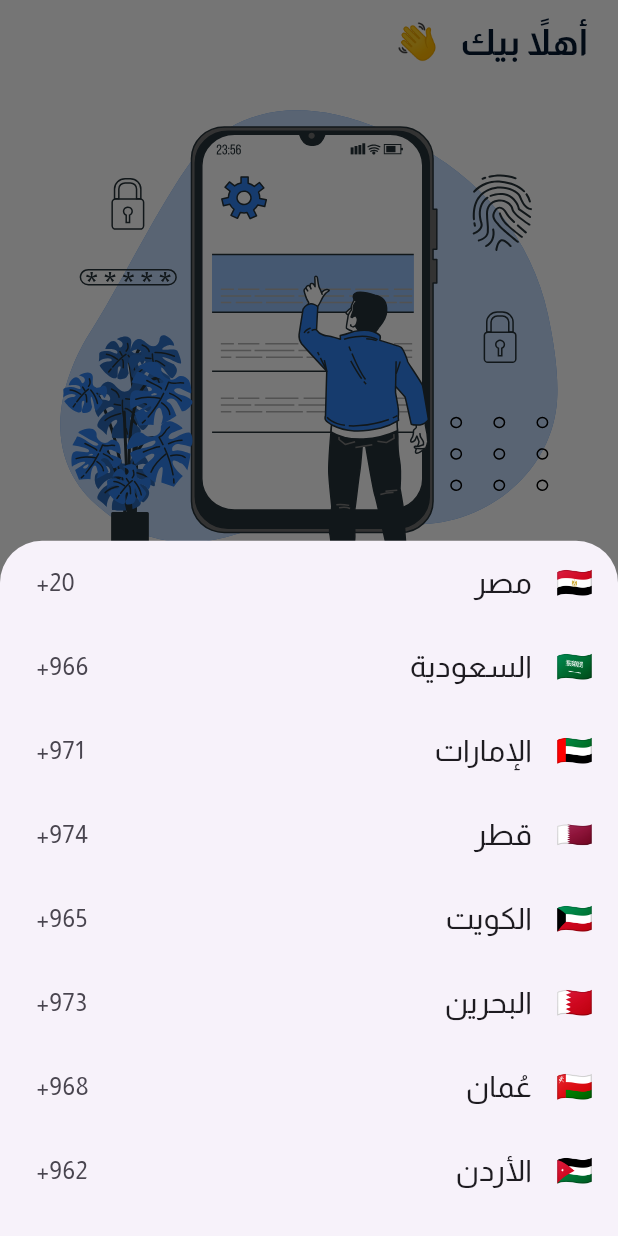
After one commit to Makaruos-Emad/Herafy_App, a Flutter app: the LoginNumberScreen screen opened by its route, after a tap on "أرسال الكود", after a tap on "🇪🇬", on a phone screen of 412 x 824 dp. The commit adds this screen. Run offline on Flutter 3.47's test engine with Material 3 defaults, Android fonts, the phone set to English and light mode, and no system bars; our stand-ins replace flutter_svg.

Commit message:
create login screen

```diff
--- a/lib/core/routing/app_router.dart
+++ b/lib/core/routing/app_router.dart
@@ -1,7 +1,8 @@
 import 'package:flutter/material.dart';
+import 'package:herafy/features/auth/ui/login_number_screen.dart';
 import 'package:herafy/core/routing/routes.dart';
-import 'package:herafy/features/auth/ui/login_number_screen.dart';
-import 'package:herafy/features/home/ui/home_client_screen.dart';
+import 'package:herafy/features/auth/ui/enter_code_screen.dart';
+import 'package:herafy/features/auth/ui/user_type_selection_screen.dart';
 import 'package:herafy/features/onboarding/ui/onboarding_screen.dart';
 
 class AppRouter {
@@ -11,10 +12,18 @@ class AppRouter {
         return MaterialPageRoute(builder: (_) => const OnboardingScreen());
 
       case Routes.loginNumberScreen:
-        return MaterialPageRoute(builder: (_) => const LoginNumberScreen());
+        return MaterialPageRoute(builder: (_) => LoginNumberScreen());
 
-      case Routes.homeClientScreen:
-        return MaterialPageRoute(builder: (_) => const HomeClientScreen());
+      case Routes.enterCodeScreen:
+        final phoneNumber = settings.arguments as String;
+        return MaterialPageRoute(
+          builder: (_) => EnterCodeScreen(phoneNumber: phoneNumber),
+        );
+      case Routes.userTypeSelectionScreen:
+        return MaterialPageRoute(
+          builder: (_) => const UserTypeSelectionScreen(),
+        );
+
       default:
         return null;
     }
--- a/lib/core/routing/routes.dart
+++ b/lib/core/routing/routes.dart
@@ -1,5 +1,6 @@
 class Routes {
   static const String onboardingScreen = '/onBoardingScreen';
   static const String loginNumberScreen = '/loginNumberScreen';
-  static const String homeClientScreen = '/homeClientScreen';
+  static const String enterCodeScreen = '/enterCodeScreen';
+  static const String userTypeSelectionScreen = '/userTypeSelectionScreen';
 }
--- /dev/null
+++ b/lib/features/auth/data/models/list_contry_code.dart
@@ -0,0 +1,31 @@
+class Country {
+  final String name;
+  final String code;
+  final String flag;
+
+  Country({required this.name, required this.code, required this.flag});
+}
+
+final List<Country> countries = [
+  Country(name: "مصر", code: "+20", flag: "🇪🇬"),
+  Country(name: "السعودية", code: "+966", flag: "🇸🇦"),
+  Country(name: "الإمارات", code: "+971", flag: "🇦🇪"),
+  Country(name: "قطر", code: "+974", flag: "🇶🇦"),
+  Country(name: "الكويت", code: "+965", flag: "🇰🇼"),
+  Country(name: "البحرين", code: "+973", flag: "🇧🇭"),
+  Country(name: "عُمان", code: "+968", flag: "🇴🇲"),
+  Country(name: "الأردن", code: "+962", flag: "🇯🇴"),
+  Country(name: "لبنان", code: "+961", flag: "🇱🇧"),
+  Country(name: "سوريا", code: "+963", flag: "🇸🇾"),
+  Country(name: "العراق", code: "+964", flag: "🇮🇶"),
+  Country(name: "فلسطين", code: "+970", flag: "🇵🇸"),
+  Country(name: "السودان", code: "+249", flag: "🇸🇩"),
+  Country(name: "ليبيا", code: "+218", flag: "🇱🇾"),
+  Country(name: "تونس", code: "+216", flag: "🇹🇳"),
+  Country(name: "الجزائر", code: "+213", flag: "🇩🇿"),
+  Country(name: "المغرب", code: "+212", flag: "🇲🇦"),
+  Country(name: "موريتانيا", code: "+222", flag: "🇲🇷"),
+  Country(name: "الصومال", code: "+252", flag: "🇸🇴"),
+  Country(name: "جيبوتي", code: "+253", flag: "🇩🇯"),
+  Country(name: "جزر القمر", code: "+269", flag: "🇰🇲"),
+];
--- a/lib/features/auth/ui/login_number_screen.dart
+++ b/lib/features/auth/ui/login_number_screen.dart
@@ -1,10 +1,24 @@
 import 'package:flutter/material.dart';
+import 'package:herafy/features/auth/ui/widgets/login_screen_body.dart';
+import 'package:herafy/core/theme/app_text_styles.dart';
 
 class LoginNumberScreen extends StatelessWidget {
   const LoginNumberScreen({super.key});
 
   @override
   Widget build(BuildContext context) {
-    return const Placeholder();
+    return Scaffold(
+      resizeToAvoidBottomInset: true,
+      appBar: AppBar(
+        automaticallyImplyLeading: false,
+        centerTitle: false,
+        titleSpacing: 20,
+        title: Align(
+          alignment: Alignment.centerRight,
+          child: Text('أهلاً بيك   👋', style: AppTextStyles.bold24DarkBlue),
+        ),
+      ),
+      body: LoginScreenBody(),
+    );
   }
 }
--- /dev/null
+++ b/lib/features/auth/ui/widgets/list_title_country_code.dart
@@ -0,0 +1,60 @@
+import 'package:flutter/material.dart';
+import 'package:herafy/core/theme/app_colors.dart';
+import 'package:herafy/features/auth/data/models/list_contry_code.dart';
+
+class WidgetListTitleCountryCode extends StatelessWidget {
+  const WidgetListTitleCountryCode({
+    super.key,
+    required this.selectedCountry,
+    required this.onCountrySelected,
+  });
+
+  final Country selectedCountry;
+  final ValueChanged<Country> onCountrySelected;
+
+  @override
+  Widget build(BuildContext context) {
+    return GestureDetector(
+      onTap: () {
+        showModalBottomSheet(
+          context: context,
+          builder: (_) {
+            return ListView.builder(
+              itemCount: countries.length,
+              itemBuilder: (context, index) {
+                final country = countries[index];
+                return ListTile(
+                  leading: Text(country.flag, style: const TextStyle(fontSize: 20)),
+                  title: Text(country.name, style: const TextStyle(fontSize: 20)),
+                  trailing: Text(
+                    country.code,
+                    textDirection: TextDirection.ltr,
+                    style: const TextStyle(fontSize: 16),
+                  ),
+                  onTap: () {
+                    onCountrySelected(country);
+                    Navigator.pop(context);
+                  },
+                );
+              },
+            );
+          },
+        );
+      },
+      child: Container(
+        padding: const EdgeInsets.symmetric(horizontal: 12, vertical: 14),
+        decoration: BoxDecoration(
+          border: Border.all(color: AppColors.primaryColor),
+          borderRadius: BorderRadius.circular(8),
+        ),
+        child: Row(
+          children: [
+            Text(selectedCountry.flag, style: const TextStyle(fontSize: 20)),
+            const SizedBox(width: 6),
+            const Icon(Icons.arrow_drop_down),
+          ],
+        ),
+      ),
+    );
+  }
+}
--- /dev/null
+++ b/lib/features/auth/ui/widgets/login_screen_body.dart
@@ -0,0 +1,32 @@
+import 'package:flutter/material.dart';
+import 'package:flutter_svg/flutter_svg.dart';
+import 'package:herafy/core/utils/app_constants.dart';
+import 'package:herafy/core/utils/app_images.dart';
+import 'package:herafy/features/auth/ui/widgets/widget_enter_number.dart';
+
+class LoginScreenBody extends StatelessWidget {
+  const LoginScreenBody({super.key});
+
+  @override
+  Widget build(BuildContext context) {
+    return GestureDetector(
+      onTap: () {
+        FocusScope.of(context).unfocus();
+      },
+      child: SingleChildScrollView(
+        keyboardDismissBehavior: ScrollViewKeyboardDismissBehavior.onDrag,
+        child: Padding(
+          padding: const EdgeInsets.symmetric(horizontal: kHorizontalPadding),
+          child: Form(
+            child: Column(
+              children: [
+                SvgPicture.asset(Assets.imagesLoginMobileNumber),
+                WidgetEnterNumber(),
+              ],
+            ),
+          ),
+        ),
+      ),
+    );
+  }
+}
--- /dev/null
+++ b/lib/features/auth/ui/widgets/widget_enter_number.dart
@@ -0,0 +1,69 @@
+import 'package:flutter/material.dart';
+import 'package:herafy/core/routing/routes.dart';
+import 'package:herafy/core/widgets/custom_button.dart';
+import 'package:herafy/core/widgets/custom_text_field.dart';
+import 'package:herafy/features/auth/data/models/list_contry_code.dart';
+import 'package:herafy/features/auth/ui/widgets/list_title_country_code.dart';
+
+class WidgetEnterNumber extends StatefulWidget {
+  const WidgetEnterNumber({super.key});
+
+  @override
+  State<WidgetEnterNumber> createState() => _WidgetEnterNumberState();
+}
+
+class _WidgetEnterNumberState extends State<WidgetEnterNumber> {
+  String phoneNumber = "";
+  Country selectedCountry = countries[0];
+  GlobalKey<FormState> fromKey = GlobalKey();
+
+  @override
+  Widget build(BuildContext context) {
+    return Form(
+      key: fromKey,
+      child: Column(
+        children: [
+          Row(
+            children: [
+              Expanded(
+                child: CustomTextFormField(
+                  hintText: "ادخل رقم الهاتف",
+                  textInputType: TextInputType.number,
+                  textDirection: TextDirection.ltr,
+                  suffixText: "   \u200E${selectedCountry.code}",
+                  //\u200E دة رمز بيستخدم لتثبيت اتجاه النص من الشمال لليمين داخل سياق عربي
+                  onSaved: (phoneNumber) {
+                    setState(() {
+                      this.phoneNumber = phoneNumber!;
+                    });
+                  },
+                ),
+              ),
+
+              const SizedBox(width: 8),
+              WidgetListTitleCountryCode(
+                selectedCountry: selectedCountry,
+                onCountrySelected: (country) {
+                  setState(() {
+                    selectedCountry = country;
+                  });
+                },
+              ),
+            ],
+          ),
+          SizedBox(height: 50),
+          CustomButton(
+            onPressed: () {
+              if (fromKey.currentState!.validate()) {
+                fromKey.currentState!.save();  //دي مهمة ف حتة لما ادوس  ارسال الكود بيروح واخد القيمة اللي انا كتبهتا
+                print(phoneNumber);
+                Navigator.pushNamed(context, Routes.enterCodeScreen, arguments: phoneNumber);
+              }
+            },
+            text: 'أرسال الكود',
+          ),
+        ],
+      ),
+    );
+  }
+}
--- a/pubspec.yaml
+++ b/pubspec.yaml
@@ -43,6 +43,7 @@ dependencies:
   flutter_svg: ^2.2.4
   # for local storage
   shared_preferences: ^2.5.4
+  pinput: ^6.0.2
 
 dev_dependencies:
   flutter_test:
```
Also changed, not shown: pubspec.lock, 1 other file.
